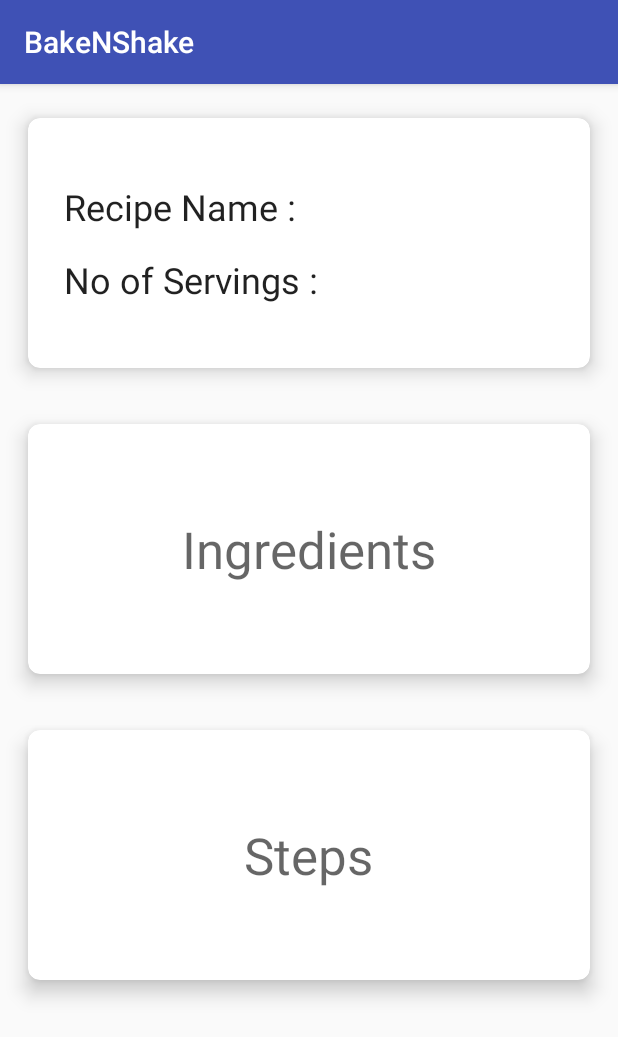
After one commit to intkhabahmed/BakeNShake, an Android app: the DetailActivity screen opened directly, with no data from a screen before it, on a phone screen of 412 x 824 dp. The commit adds this screen. Shown: the top 1037 px of the screen. Run offline under Robolectric (Android 15) with nearby library versions, the phone set to English and light mode, and no system bars; our stand-ins replace data binding.

Commit message:
Added adapters for steps and ingredients, added layouts for them, added detail activity and it's layout. Connected main activity with detail activity

```diff
--- a/app/src/main/AndroidManifest.xml
+++ b/app/src/main/AndroidManifest.xml
@@ -1,7 +1,9 @@
 <?xml version="1.0" encoding="utf-8"?>
 <manifest xmlns:android="http://schemas.android.com/apk/res/android"
     package="com.intkhabahmed.bakenshake">
-    <uses-permission android:name="android.permission.INTERNET"/>
+
+    <uses-permission android:name="android.permission.INTERNET" />
+
     <application
         android:allowBackup="true"
         android:icon="@mipmap/ic_launcher"
@@ -16,6 +18,7 @@
                 <category android:name="android.intent.category.LAUNCHER" />
             </intent-filter>
         </activity>
+        <activity android:name=".activities.DetailActivity"></activity>
     </application>
 
 </manifest>
--- /dev/null
+++ b/app/src/main/java/com/intkhabahmed/bakenshake/activities/DetailActivity.java
@@ -0,0 +1,42 @@
+package com.intkhabahmed.bakenshake.activities;
+
+import android.content.Intent;
+import android.databinding.DataBindingUtil;
+import android.os.Bundle;
+import android.support.v7.app.AppCompatActivity;
+import android.util.Log;
+import android.view.View;
+
+import com.intkhabahmed.bakenshake.R;
+import com.intkhabahmed.bakenshake.databinding.ActivityDetailBinding;
+import com.intkhabahmed.bakenshake.models.RecipeResult;
+
+public class DetailActivity extends AppCompatActivity {
+
+    private ActivityDetailBinding mDetailBinding;
+    private RecipeResult mRecipe;
+
+    @Override
+    protected void onCreate(Bundle savedInstanceState) {
+        super.onCreate(savedInstanceState);
+        mDetailBinding = DataBindingUtil.setContentView(this, R.layout.activity_detail);
+        Intent intent = getIntent();
+        if (intent != null && intent.hasExtra(getString(R.string.recipe))) {
+            mRecipe = (RecipeResult) intent.getSerializableExtra(getString(R.string.recipe));
+            setupUi();
+        }
+    }
+
+    private void setupUi() {
+        mDetailBinding.recipeNameTv.setText(mRecipe.getRecipeName());
+        mDetailBinding.servingsTv.setText(String.valueOf(mRecipe.getServings()));
+    }
+
+    public void showIngredients(View view) {
+        Log.v("Detail", "Ingredients clicked");
+    }
+
+    public void showSteps(View view) {
+        Log.v("Detail", "Steps clicked");
+    }
+}
--- a/app/src/main/java/com/intkhabahmed/bakenshake/models/Ingredient.java
+++ b/app/src/main/java/com/intkhabahmed/bakenshake/models/Ingredient.java
@@ -2,7 +2,9 @@ package com.intkhabahmed.bakenshake.models;
 
 import com.google.gson.annotations.SerializedName;
 
-public class Ingredient {
+import java.io.Serializable;
+
+public class Ingredient implements Serializable{
     @SerializedName("quantity")
     private float quantity;
     @SerializedName("measure")
--- a/app/src/main/java/com/intkhabahmed/bakenshake/models/RecipeResult.java
+++ b/app/src/main/java/com/intkhabahmed/bakenshake/models/RecipeResult.java
@@ -9,11 +9,12 @@ import com.google.gson.annotations.SerializedName;
 import com.intkhabahmed.bakenshake.utils.IngredientTypeConverter;
 import com.intkhabahmed.bakenshake.utils.StepTypeConverter;
 
+import java.io.Serializable;
 import java.util.List;
 
 @Entity(tableName = "recipes")
 @TypeConverters({IngredientTypeConverter.class, StepTypeConverter.class})
-public class RecipeResult {
+public class RecipeResult implements Serializable{
     @SerializedName("id")
     @ColumnInfo(name = "_id")
     @PrimaryKey
--- a/app/src/main/java/com/intkhabahmed/bakenshake/models/Step.java
+++ b/app/src/main/java/com/intkhabahmed/bakenshake/models/Step.java
@@ -2,7 +2,9 @@ package com.intkhabahmed.bakenshake.models;
 
 import com.google.gson.annotations.SerializedName;
 
-public class Step {
+import java.io.Serializable;
+
+public class Step implements Serializable{
     @SerializedName("id")
     private int stepId;
     @SerializedName("shortDescription")
--- a/app/src/main/java/com/intkhabahmed/bakenshake/RecipeViewModel.java
+++ b/app/src/main/java/com/intkhabahmed/bakenshake/viewmodels/RecipeViewModel.java
@@ -1,4 +1,4 @@
-package com.intkhabahmed.bakenshake;
+package com.intkhabahmed.bakenshake.viewmodels;
 
 import android.arch.lifecycle.LiveData;
 import android.arch.lifecycle.ViewModel;
--- /dev/null
+++ b/app/src/main/res/layout/activity_detail.xml
@@ -0,0 +1,129 @@
+<?xml version="1.0" encoding="utf-8"?>
+<layout xmlns:android="http://schemas.android.com/apk/res/android"
+    xmlns:app="http://schemas.android.com/apk/res-auto"
+    xmlns:tools="http://schemas.android.com/tools">
+
+    <android.support.constraint.ConstraintLayout
+        android:layout_width="match_parent"
+        android:layout_height="match_parent"
+        tools:context=".activities.DetailActivity">
+
+        <android.support.v7.widget.CardView
+            android:id="@+id/brief_detail_cv"
+            android:layout_width="match_parent"
+            android:layout_height="@dimen/card_height"
+            android:layout_marginEnd="8dp"
+            android:layout_marginLeft="8dp"
+            android:layout_marginRight="8dp"
+            android:layout_marginStart="8dp"
+            android:layout_marginTop="8dp"
+            app:cardCornerRadius="8dp"
+            app:cardElevation="8dp"
+            app:cardUseCompatPadding="true"
+            app:layout_constraintEnd_toEndOf="parent"
+            app:layout_constraintStart_toStartOf="parent"
+            app:layout_constraintTop_toTopOf="parent">
+
+            <android.support.constraint.ConstraintLayout
+                android:layout_width="match_parent"
+                android:layout_height="wrap_content"
+                android:layout_gravity="center"
+                android:padding="8dp">
+
+                <TextView
+                    android:id="@+id/recipe_name_label_tv"
+                    android:layout_width="wrap_content"
+                    android:layout_height="wrap_content"
+                    android:layout_marginLeft="16dp"
+                    android:layout_marginStart="16dp"
+                    android:layout_marginTop="0dp"
+                    android:text="@string/recipe_name"
+                    android:textAppearance="@style/Base.TextAppearance.AppCompat.Headline"
+                    app:layout_constraintStart_toStartOf="parent"
+                    app:layout_constraintTop_toTopOf="parent" />
+
+                <TextView
+                    android:id="@+id/recipe_name_tv"
+                    android:layout_width="wrap_content"
+                    android:layout_height="wrap_content"
+                    android:layout_marginLeft="24dp"
+                    android:layout_marginStart="24dp"
+                    android:textAppearance="@style/Base.TextAppearance.AppCompat.Large"
+                    app:layout_constraintBaseline_toBaselineOf="@+id/recipe_name_label_tv"
+                    app:layout_constraintStart_toEndOf="@+id/recipe_name_label_tv"
+                    tools:text="@tools:sample/first_names" />
+
+                <TextView
+                    android:id="@+id/servings_label_tv"
+                    android:layout_width="wrap_content"
+                    android:layout_height="wrap_content"
+                    android:layout_marginTop="16dp"
+                    android:text="@string/servings"
+                    android:textAppearance="@style/Base.TextAppearance.AppCompat.Headline"
+                    app:layout_constraintStart_toStartOf="@+id/recipe_name_label_tv"
+                    app:layout_constraintTop_toBottomOf="@+id/recipe_name_label_tv" />
+
+                <TextView
+                    android:id="@+id/servings_tv"
+                    android:layout_width="wrap_content"
+                    android:layout_height="wrap_content"
+                    android:textAppearance="@style/Base.TextAppearance.AppCompat.Large"
+                    app:layout_constraintBaseline_toBaselineOf="@+id/servings_label_tv"
+                    app:layout_constraintStart_toStartOf="@+id/recipe_name_tv"
+                    tools:text="8" />
+            </android.support.constraint.ConstraintLayout>
+        </android.support.v7.widget.CardView>
+
+        <android.support.v7.widget.CardView
+            android:id="@+id/ingredients_cv"
+            android:layout_width="match_parent"
+            android:layout_height="@dimen/card_height"
+            android:layout_marginEnd="8dp"
+            android:layout_marginLeft="8dp"
+            android:layout_marginRight="8dp"
+            android:layout_marginStart="8dp"
+            android:layout_marginTop="8dp"
+            app:cardCornerRadius="8dp"
+            app:cardElevation="8dp"
+            android:onClick="showIngredients"
+            app:cardUseCompatPadding="true"
+            app:layout_constraintEnd_toEndOf="parent"
+            app:layout_constraintStart_toStartOf="parent"
+            app:layout_constraintTop_toBottomOf="@+id/brief_detail_cv">
+
+            <TextView
+                android:id="@+id/ingredients_label_tv"
+                android:layout_width="wrap_content"
+                android:layout_height="wrap_content"
+                android:layout_gravity="center"
+                android:text="@string/ingredients"
+                android:textAppearance="@style/Base.TextAppearance.AppCompat.Display1" />
+        </android.support.v7.widget.CardView>
+
+        <android.support.v7.widget.CardView
+            android:id="@+id/steps_cv"
+            android:layout_width="match_parent"
+            android:layout_height="@dimen/card_height"
+            android:layout_marginEnd="8dp"
+            android:layout_marginLeft="8dp"
+            android:layout_marginRight="8dp"
+            android:layout_marginStart="8dp"
+            android:layout_marginTop="8dp"
+            app:cardCornerRadius="8dp"
+            app:cardElevation="8dp"
+            android:onClick="showSteps"
+            app:cardUseCompatPadding="true"
+            app:layout_constraintEnd_toEndOf="parent"
+            app:layout_constraintStart_toStartOf="parent"
+            app:layout_constraintTop_toBottomOf="@+id/ingredients_cv">
+
+            <TextView
+                android:id="@+id/steps_label_tv"
+                android:layout_width="wrap_content"
+                android:layout_height="wrap_content"
+                android:layout_gravity="center"
+                android:text="@string/steps"
+                android:textAppearance="@style/Base.TextAppearance.AppCompat.Display1" />
+        </android.support.v7.widget.CardView>
+    </android.support.constraint.ConstraintLayout>
+</layout>
--- /dev/null
+++ b/app/src/main/res/values/dimens.xml
@@ -0,0 +1,4 @@
+<?xml version="1.0" encoding="utf-8"?>
+<resources>
+    <dimen name="card_height">196dp</dimen>
+</resources>
--- a/app/src/main/res/values/strings.xml
+++ b/app/src/main/res/values/strings.xml
@@ -1,3 +1,8 @@
 <resources>
     <string name="app_name">BakeNShake</string>
+    <string name="recipe_name">Recipe Name :</string>
+    <string name="servings">No of Servings :</string>
+    <string name="ingredients">Ingredients</string>
+    <string name="steps">Steps</string>
+    <string name="recipe">Recipe</string>
 </resources>
```
Also changed, not shown: app/src/main/java/com/intkhabahmed/bakenshake/activities/MainActivity.java (+11 -3 lines), app/src/main/java/com/intkhabahmed/bakenshake/adapters/IngredientsAdapter.java (added, +59 -0 lines), app/src/main/java/com/intkhabahmed/bakenshake/adapters/RecipeAdapter.java (+14 -2 lines), app/src/main/java/com/intkhabahmed/bakenshake/adapters/StepsAdapter.java (added, +50 -0 lines), app/src/main/java/com/intkhabahmed/bakenshake/utils/DisplayUtils.java (added, +7 -0 lines), app/src/main/res/layout/ingredient_item.xml (added, +33 -0 lines), 1 other file.
